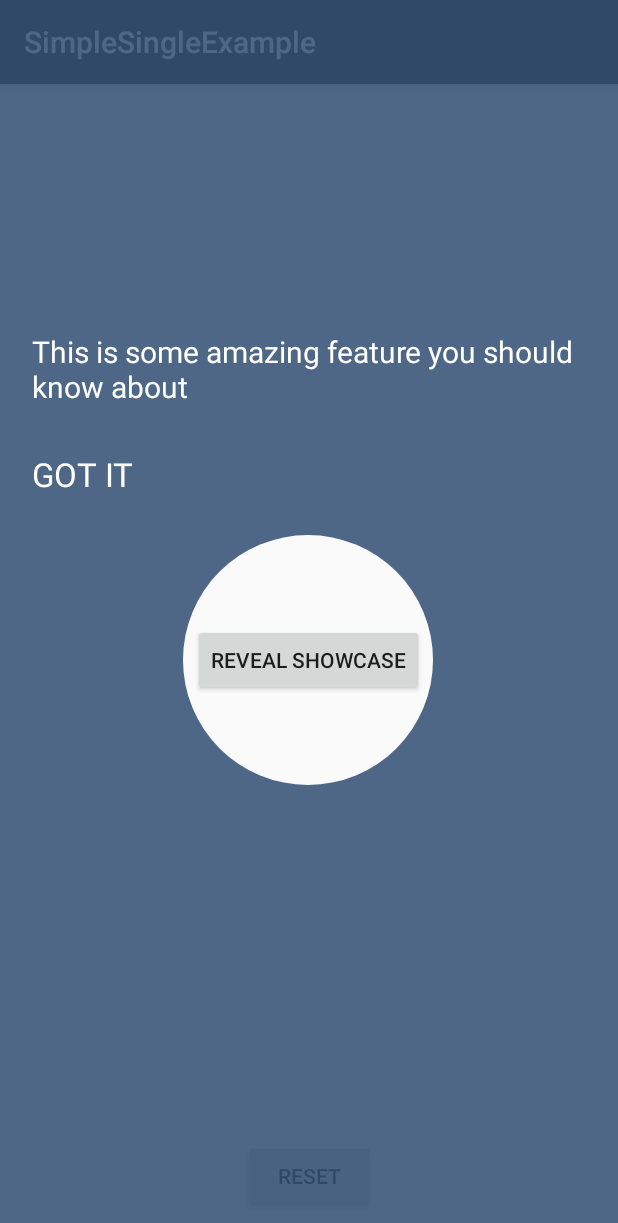
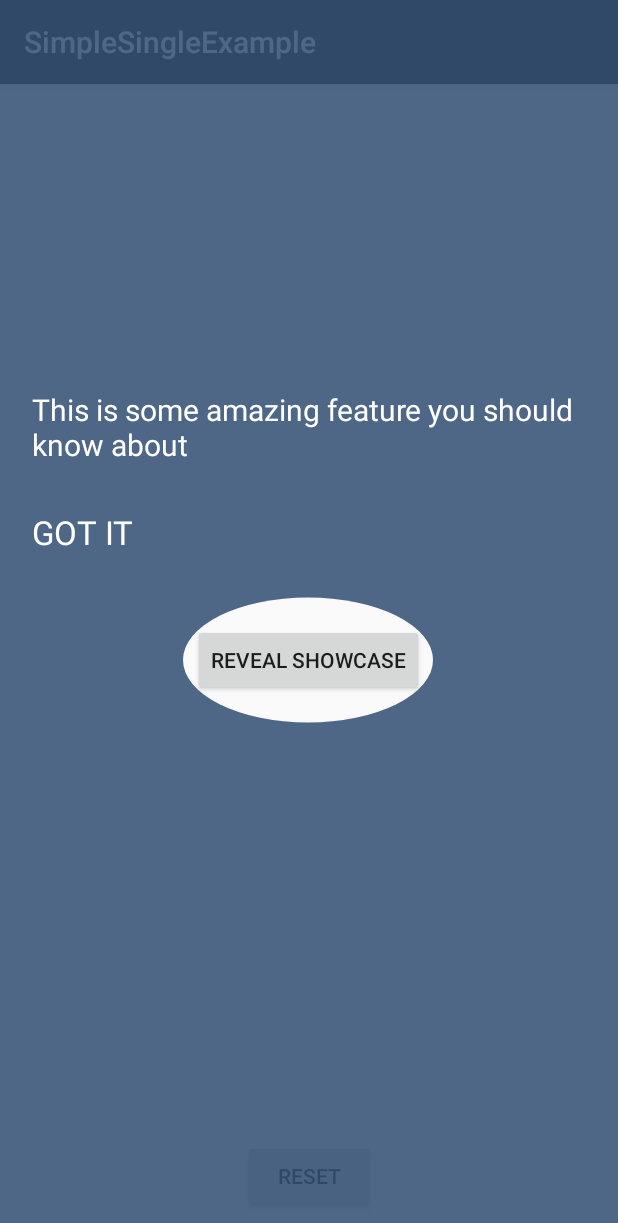
Before and after one commit to PansesPonder/PansesPonder, an Android app: the SimpleSingleExample screen opened directly, with no data from a screen before it, on a phone screen of 412 x 824 dp. Shown: the top 1223 px of the screen. Run offline under Robolectric (Android 15) with nearby library versions, the phone set to English and light mode, and no system bars.

Commit message:
Oval shape added to library and example app updated to demo oval shape.

```diff
--- /dev/null
+++ b/library/src/main/java/uk/co/deanwild/materialshowcaseview/shape/OvalShape.java
@@ -0,0 +1,76 @@
+package uk.co.deanwild.materialshowcaseview.shape;
+
+import android.graphics.Canvas;
+import android.graphics.Paint;
+import android.graphics.Rect;
+import android.graphics.RectF;
+
+import uk.co.deanwild.materialshowcaseview.target.Target;
+
+public class OvalShape implements Shape {
+    private int radius;
+    private boolean adjustToTarget;
+
+    public OvalShape() {
+        this.radius = 200;
+        this.adjustToTarget = true;
+    }
+
+    public OvalShape(int radius) {
+        this.radius = 200;
+        this.adjustToTarget = true;
+        this.radius = radius;
+    }
+
+    public OvalShape(Rect bounds) {
+        this(getPreferredRadius(bounds));
+    }
+
+    public OvalShape(Target target) {
+        this(target.getBounds());
+    }
+
+    public static int getPreferredRadius(Rect bounds) {
+        return Math.max(bounds.width(), bounds.height()) / 2;
+    }
+
+    public boolean isAdjustToTarget() {
+        return this.adjustToTarget;
+    }
+
+    public void setAdjustToTarget(boolean adjustToTarget) {
+        this.adjustToTarget = adjustToTarget;
+    }
+
+    public int getRadius() {
+        return this.radius;
+    }
+
+    public void setRadius(int radius) {
+        this.radius = radius;
+    }
+
+    public void draw(Canvas canvas, Paint paint, int x, int y, int padding) {
+        if (this.radius > 0) {
+            float rad = (float) (this.radius + padding);
+            RectF rectF = new RectF(x - rad, y - rad / 2, x + rad, y + rad / 2);
+            canvas.drawOval(rectF, paint);
+        }
+
+    }
+
+    public void updateTarget(Target target) {
+        if (this.adjustToTarget) {
+            this.radius = getPreferredRadius(target.getBounds());
+        }
+
+    }
+
+    public int getWidth() {
+        return this.radius * 2;
+    }
+
+    public int getHeight() {
+        return this.radius;
+    }
+}
--- a/sample/src/main/java/uk/co/deanwild/materialshowcaseviewsample/SimpleSingleExample.java
+++ b/sample/src/main/java/uk/co/deanwild/materialshowcaseviewsample/SimpleSingleExample.java
@@ -7,6 +7,7 @@ import android.widget.Button;
 import android.widget.Toast;
 
 import uk.co.deanwild.materialshowcaseview.MaterialShowcaseView;
+import uk.co.deanwild.materialshowcaseview.shape.OvalShape;
 
 
 public class SimpleSingleExample extends AppCompatActivity implements View.OnClickListener {
@@ -48,6 +49,7 @@ public class SimpleSingleExample extends AppCompatActivity implements View.OnCli
     private void presentShowcaseView(int withDelay) {
         new MaterialShowcaseView.Builder(this)
                 .setTarget(mButtonShow)
+                .setShape(new OvalShape())
                 .setDismissText("GOT IT")
                 .setContentText("This is some amazing feature you should know about")
                 .setDelay(withDelay) // optional but starting animations immediately in onCreate can make them choppy
```
Also changed, not shown: library/src/main/java/uk/co/deanwild/materialshowcaseview/MaterialShowcaseView.java (+10 -0 lines).
